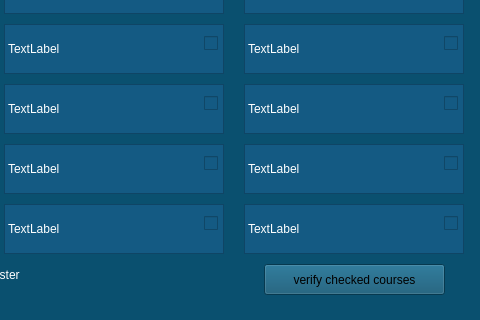
Before: the Qt Designer form studentwindow.ui in josephrexme/registron, drawn with Qt 5; both pictures show x 266 to 746 and y 255 to 575 of the 746 by 575 pixel window.
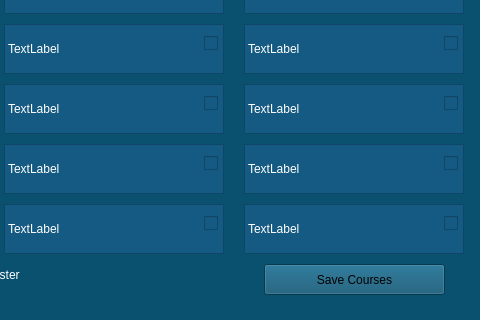
After: the same form once the commit is applied. Icons and pictures are not drawn.

Commit message: Changed student's push button value to save courses

What changed in the file:
```diff
--- a/studentwindow.ui
+++ b/studentwindow.ui
@@ -687,7 +687,7 @@
      </rect>
     </property>
     <property name="text">
-     <string>verify checked courses</string>
+     <string>Save Courses</string>
     </property>
    </widget>
    <widget class="QCheckBox" name="courseCheck1">
```
The commit also changes 8 other files.
